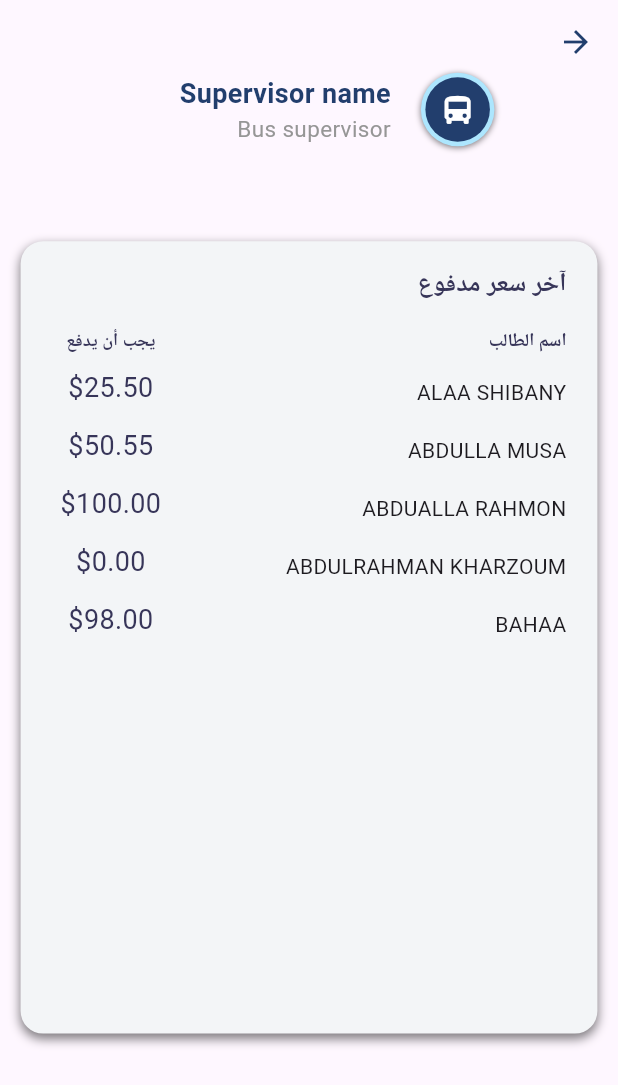
After one commit to abdulrahman-kharzoum/eduCloud_mobile, a Flutter app: the InstallmentsScreen screen opened by its route, in the side drawer, after a tap on the "directions bus" icon, on a phone screen of 412 x 824 dp. The commit adds this screen. Shown: the top 1085 px of the screen. Run offline on Flutter 3.47's test engine with Material 2 defaults, Android fonts, the phone set to English and light mode, and no system bars; our stand-ins replace animated_text_kit, awesome_notifications, awesome_snackbar_content, dio, easy_localization, fl_chart and 7 more; missing offline and left inert: pusher_channels_flutter, space_fixer; accounts and stored records are empty; network calls fail; Roboto replaces fonts that are missing (Euclid Circular A, Poppins); project files that could hold a hidden picture were left out.

Commit message:
Supervisor Payment Screen

```diff
--- a/assets/translations/ar.json
+++ b/assets/translations/ar.json
@@ -52,6 +52,9 @@
     "general":"عام",
     "ExamsMarks":"علامات الامتحانات",
     "QuizzesMarks":"علامات الاختبارات",
-    "TeacherNotes":"ملاحظات المعلم"
+    "TeacherNotes":"ملاحظات المعلم",
+    "lastPriceYouPaid":"آخر سعر مدفوع",
+    "StudentName":"اسم الطالب",
+    "haveToPay":"يجب أن يدفع"
 
 }
--- a/assets/translations/en.json
+++ b/assets/translations/en.json
@@ -56,6 +56,9 @@
     "general":"General",
     "ExamsMarks":"Exams Marks",
     "QuizzesMarks":"Quizzes Marks",
-    "TeacherNotes":"Teacher Notes"
+    "TeacherNotes":"Teacher Notes",
+    "lastPriceYouPaid":"LAST PRICE YOU PAID",
+    "StudentName":"STUDENT NAME",
+    "haveToPay":"HAVE TO PAY"
 
 }
--- a/lib/routing/app_router.dart
+++ b/lib/routing/app_router.dart
@@ -13,6 +13,7 @@ import '../screens/error_screen.dart';
 import '../screens/marks_screen.dart';
 import '../screens/onboarding_screen.dart';
 import '../screens/profile_screen.dart';
+import '../screens/supervisor/last price you paid.dart';
 
 class AppRouter {
   static String get profileScreen => '/profile-screen';
@@ -29,6 +30,7 @@ class AppRouter {
   static String get settingsScreen => '/settings-screen';
   static String get installmentsScreen => '/installments-screen';
   static String get splashScreen => '/splash-screen';
+  static String get pricePaidScreen => '/PricePaid-screen';
 
   Route<dynamic> generateRoute(RouteSettings settings) {
     try {
@@ -47,6 +49,8 @@ class AppRouter {
   });
 
   Map<String, MaterialPageRoute Function(RouteSettings)> routesMap = {
+    pricePaidScreen: (s) =>
+        MaterialPageRoute(builder: (_) => PricePaid(), settings: s),
     locationScreen: (s) =>
         MaterialPageRoute(builder: (_) => OrderTrackingPage(), settings: s),
     suggestionScreen: (s) =>
--- a/lib/screens/home_screen.dart
+++ b/lib/screens/home_screen.dart
@@ -5,6 +5,7 @@ import 'package:educloud_mobile/screens/suggestions_screen.dart';
 import 'package:educloud_mobile/styles/app_colors.dart';
 import 'package:educloud_mobile/styles/app_text_styles.dart';
 import 'package:educloud_mobile/widgets/app_drawer.dart';
+import 'package:flutter/cupertino.dart';
 import 'package:flutter/material.dart';
 import 'package:flutter_svg/flutter_svg.dart';
 import 'package:easy_localization/easy_localization.dart';
@@ -75,6 +76,13 @@ class HomeScreen extends StatelessWidget {
                           : EdgeInsets.only(
                               top: screenHight / 17, right: screenWidth / 5),
                       child: headProfileWidget(
+                        icon: Icon(
+                          CupertinoIcons.person,
+                          size: 25,
+                        ),
+                        circleColor: AppColors.secondaryColor,
+                        studentName: 'Alaa shibany',
+                        gradeNumber: 'Grade 9',
                         screenHight: screenHight,
                         screenWidth: screenWidth,
                         nameColor: AppColors.mainColor,
--- a/lib/screens/installments_screen.dart
+++ b/lib/screens/installments_screen.dart
@@ -1,5 +1,6 @@
 import 'package:easy_localization/easy_localization.dart';
 import 'package:educloud_mobile/translations/locale_keys.g.dart';
+import 'package:flutter/cupertino.dart';
 import 'package:flutter/material.dart';
 
 import '../common_widgets/BackgroundPaint.dart';
@@ -105,6 +106,13 @@ class _InstallmentsScreenState extends State<InstallmentsScreen>
                   : EdgeInsets.only(
                       top: screenHight / 25, right: screenWidth / 5),
               child: headProfileWidget(
+                icon: Icon(
+                  CupertinoIcons.person,
+                  size: 25,
+                ),
+                circleColor: AppColors.secondaryColor,
+                studentName: 'Alaa shibany',
+                gradeNumber: 'Grade 9',
                 screenHight: screenHight,
                 screenWidth: screenWidth,
                 nameColor: AppColors.mainColor,
--- a/lib/screens/mark1_screen.dart
+++ b/lib/screens/mark1_screen.dart
@@ -7,6 +7,7 @@ import 'package:educloud_mobile/models/marksPoints.dart';
 import 'package:educloud_mobile/styles/app_text_styles.dart';
 import 'package:educloud_mobile/translations/locale_keys.g.dart';
 import 'package:educloud_mobile/widgets/markWidget.dart';
+import 'package:flutter/cupertino.dart';
 
 import 'package:flutter/material.dart';
 
@@ -98,6 +99,13 @@ class Mark1Screen extends StatelessWidget {
                       : EdgeInsets.only(
                           top: screenHight / 17, right: screenWidth / 5),
                   child: headProfileWidget(
+                    icon: Icon(
+                      CupertinoIcons.person,
+                      size: 25,
+                    ),
+                    circleColor: AppColors.secondaryColor,
+                    studentName: 'Alaa shibany',
+                    gradeNumber: 'Grade 9',
                     screenHight: screenHight,
                     screenWidth: screenWidth,
                     nameColor: AppColors.secondaryColor,
--- a/lib/screens/marks_screen.dart
+++ b/lib/screens/marks_screen.dart
@@ -1,6 +1,8 @@
 import 'package:easy_localization/easy_localization.dart';
 import 'package:educloud_mobile/routing/app_router.dart';
+import 'package:educloud_mobile/styles/app_colors.dart';
 import 'package:educloud_mobile/widgets/marks_screen_widgets/select_bar_widget.dart';
+import 'package:flutter/cupertino.dart';
 import 'package:flutter/material.dart';
 
 import '../widgets/head_profile_widget.dart';
@@ -114,6 +116,13 @@ class _MarksScreenState extends State<MarksScreen> {
               : EdgeInsets.only(
                   right: screenWidth / 100, top: screenHight / 100),
           child: headProfileWidget(
+              icon: Icon(
+                CupertinoIcons.person,
+                size: 25,
+              ),
+              circleColor: AppColors.secondaryColor,
+              studentName: 'Alaa shibany',
+              gradeNumber: 'Grade 9',
               screenHight: screenHight,
               screenWidth: screenWidth,
               nameColor: Colors.white),
--- a/lib/screens/suggestions_screen.dart
+++ b/lib/screens/suggestions_screen.dart
@@ -6,6 +6,7 @@ import 'package:educloud_mobile/sever/apis.dart';
 import 'package:educloud_mobile/styles/app_colors.dart';
 import 'package:educloud_mobile/translations/locale_keys.g.dart';
 import 'package:educloud_mobile/widgets/head_profile_widget.dart';
+import 'package:flutter/cupertino.dart';
 import 'package:flutter/scheduler.dart';
 import 'package:provider/provider.dart';
 import 'package:pusher_channels_flutter/pusher_channels_flutter.dart';
@@ -245,6 +246,13 @@ class _SuggestionScreenState extends State<SuggestionScreen> {
               : EdgeInsets.only(
                   right: screenWidth / 100, bottom: screenHight / 100),
           child: headProfileWidget(
+              icon: Icon(
+                CupertinoIcons.person,
+                size: 25,
+              ),
+              circleColor: AppColors.secondaryColor,
+              studentName: 'Alaa shibany',
+              gradeNumber: 'Grade 9',
               screenHight: screenHight,
               screenWidth: screenWidth,
               nameColor: Colors.white),
--- /dev/null
+++ b/lib/screens/supervisor/last price you paid.dart
@@ -0,0 +1,83 @@
+import 'package:easy_localization/easy_localization.dart';
+import 'package:educloud_mobile/styles/app_colors.dart';
+
+import 'package:flutter/cupertino.dart';
+import 'package:flutter/material.dart';
+
+import '../../widgets/head_profile_widget.dart';
+import '../../widgets/supervisor_widgets/payment_table.dart';
+
+class PricePaid extends StatelessWidget {
+  const PricePaid({super.key});
+
+  @override
+  Widget build(BuildContext context) {
+    final screenHight = MediaQuery.of(context).size.height;
+    final screenWidth = MediaQuery.of(context).size.width;
+    Map<String, dynamic> data = {
+      'info': [
+        {
+          'name': 'ALAA SHIBANY',
+          'haveToPay': 25.5,
+        },
+        {
+          'name': 'ABDULLA MUSA',
+          'haveToPay': 50.55,
+        },
+        {
+          'name': 'ABDUALLA RAHMON',
+          'haveToPay': 100.00,
+        },
+        {
+          'name': 'ABDULRAHMAN KHARZOUM',
+          'haveToPay': 0.00,
+        },
+        {
+          'name': 'BAHAA',
+          'haveToPay': 98,
+        },
+      ],
+    };
+    final Size mediaQuery = Size(screenWidth, screenHight / 1.3);
+    return Scaffold(
+      extendBodyBehindAppBar: true,
+      appBar: AppBar(
+        leading: IconButton(
+          icon: Icon(Icons.arrow_back, color: AppColors.mainColor),
+          onPressed: () => Navigator.of(context).pop(),
+          color: AppColors.mainColor,
+        ),
+        backgroundColor: Colors.transparent,
+        elevation: 0,
+        actions: [],
+      ),
+      body: Column(
+        children: [
+          Container(
+            margin: context.locale.toString() == 'en'
+                ? EdgeInsets.only(top: screenHight / 17, left: screenWidth / 5)
+                : EdgeInsets.only(
+                    top: screenHight / 17, right: screenWidth / 5),
+            child: headProfileWidget(
+              icon: Icon(
+                CupertinoIcons.bus,
+                color: AppColors.secondaryColor,
+                size: 25,
+              ),
+              circleColor: AppColors.mainColor,
+              studentName: 'Supervisor name',
+              gradeNumber: 'Bus supervisor ',
+              screenHight: screenHight,
+              screenWidth: screenWidth,
+              nameColor: AppColors.mainColor,
+            ),
+          ),
+          PaymentTable(
+            data: data,
+            mediaQuery: mediaQuery,
+          ),
+        ],
+      ),
+    );
+  }
+}
--- a/lib/styles/app_colors.dart
+++ b/lib/styles/app_colors.dart
@@ -12,6 +12,7 @@ class AppColors {
   static Color ProfileColor = Color.fromRGBO(34, 62, 109, 1);
   static Color blueNormal = const Color.fromRGBO(20, 122, 214, 1);
   static Color InfoCardColor = Colors.white54;
+  static Color greyColor = const Color.fromRGBO(243, 245, 247, 1);
   static List<Color> gradientColors = [
     const Color.fromRGBO(59, 103, 176, 1),
     Color.fromRGBO(164, 188, 228, 1),
--- a/lib/widgets/advertisemen_container_widget.dart
+++ b/lib/widgets/advertisemen_container_widget.dart
@@ -74,7 +74,8 @@ class _FadeImageAnimationState extends State<FadeImageAnimation>
       duration: const Duration(seconds: 2),
       vsync: this,
     );
-
+    print(
+        "init state----------------------------------------------------------------");
     _fadeInAnimation = Tween<double>(begin: 0, end: 1).animate(
       CurvedAnimation(
         parent: _controller,
@@ -105,6 +106,8 @@ class _FadeImageAnimationState extends State<FadeImageAnimation>
   @override
   void dispose() {
     _controller.dispose();
+    print(
+        "dispose---------------------------------------------------------------");
     super.dispose();
   }
 
--- a/lib/widgets/app_drawer.dart
+++ b/lib/widgets/app_drawer.dart
@@ -4,6 +4,7 @@ import 'package:easy_localization/easy_localization.dart';
 import 'package:educloud_mobile/constants/sharedPreferences.dart';
 import 'package:educloud_mobile/styles/app_colors.dart';
 import 'package:educloud_mobile/widgets/head_profile_widget.dart';
+import 'package:flutter/cupertino.dart';
 import 'package:flutter/material.dart';
 
 import 'package:shared_preferences/shared_preferences.dart';
@@ -101,12 +102,16 @@ class _appDrawerState extends State<appDrawer> {
           SizedBox(
             height: mediaQuery.height / 40,
           ),
-          const circleIconWidget(
-            color: Color.fromRGBO(162, 179, 84, 1),
-            widget: Icon(
-              Icons.directions_bus_rounded,
-              color: Colors.white,
-              size: 25,
+          GestureDetector(
+            onTap: () =>
+                Navigator.of(context).pushNamed(AppRouter.pricePaidScreen),
+            child: const circleIconWidget(
+              color: Color.fromRGBO(162, 179, 84, 1),
+              widget: Icon(
+                Icons.directions_bus_rounded,
+                color: Colors.white,
+                size: 25,
+              ),
             ),
           ),
           SizedBox(
@@ -187,6 +192,13 @@ class _appDrawerState extends State<appDrawer> {
             height: mediaQuery.height / 20,
           ),
           headProfileWidget(
+            icon: Icon(
+              CupertinoIcons.person,
+              size: 25,
+            ),
+            circleColor: AppColors.secondaryColor,
+            studentName: 'Alaa shibany',
+            gradeNumber: 'Grade 9',
             screenHight: mediaQuery.width,
             screenWidth: mediaQuery.height,
             nameColor: Colors.white,
--- a/lib/widgets/head_profile_widget.dart
+++ b/lib/widgets/head_profile_widget.dart
@@ -11,12 +11,21 @@ class headProfileWidget extends StatelessWidget {
     super.key,
     required this.screenHight,
     required this.screenWidth,
+    required this.studentName,
+    required this.gradeNumber,
+    required this.icon,
     required this.nameColor,
+    required this.circleColor,
   });
 
   final double screenHight;
   final double screenWidth;
+  final String studentName;
+  final Icon icon;
+  final String gradeNumber;
+
   final Color nameColor;
+  final Color circleColor;
 
   @override
   Widget build(BuildContext context) {
@@ -52,15 +61,12 @@ class headProfileWidget extends StatelessWidget {
             child: Container(
               //second layer white
               padding: const EdgeInsets.all(9),
-              decoration: const BoxDecoration(
+              decoration: BoxDecoration(
                 shape: BoxShape.circle,
-                color: Colors.white,
+                color: circleColor,
               ),
               child: Center(
-                child: Icon(
-                  CupertinoIcons.person,
-                  size: 25,
-                ),
+                child: icon,
               ),
             ),
           ),
@@ -74,7 +80,7 @@ class headProfileWidget extends StatelessWidget {
           crossAxisAlignment: CrossAxisAlignment.start,
           children: <Widget>[
             Text(
-              'Alaa shibany',
+              studentName,
               style: TextStyle(
                   color: nameColor,
                   fontSize: 18,
@@ -82,7 +88,7 @@ class headProfileWidget extends StatelessWidget {
                   fontFamily: 'Euclid Circular A'),
             ),
             Text(
-              'Grade 9',
+              gradeNumber,
               style: AppTextStyles.profile2,
             ),
           ],
--- a/lib/widgets/installments_tab_widget.dart
+++ b/lib/widgets/installments_tab_widget.dart
@@ -165,32 +165,32 @@ class installmentsTab extends StatelessWidget {
                 children: [
                   TableRow(
                     children: [
-                      Padding(
+                      TableCell(
+                        verticalAlignment: TableCellVerticalAlignment.middle,
+                        child: Padding(
                           padding: EdgeInsets.symmetric(
                               vertical: mediaQuery.height / 80),
-                        child: TableCell(
-                          verticalAlignment: TableCellVerticalAlignment.middle,
                           child: Text(
                             LocaleKeys.receiptnumbers.tr(),
                           ),
                         ),
                       ),
-                      Padding(
+                      TableCell(
+                        verticalAlignment: TableCellVerticalAlignment.middle,
+                        child: Padding(
                           padding: EdgeInsets.symmetric(
                               vertical: mediaQuery.height / 80),
-                        child: TableCell(
-                          verticalAlignment: TableCellVerticalAlignment.middle,
                           child: Text(
                             LocaleKeys.date.tr(),
                             textAlign: TextAlign.center,
                           ),
                         ),
                       ),
-                      Padding(
+                      TableCell(
+                        verticalAlignment: TableCellVerticalAlignment.middle,
+                        child: Padding(
                           padding: EdgeInsets.symmetric(
                               vertical: mediaQuery.height / 80),
-                        child: TableCell(
-                          verticalAlignment: TableCellVerticalAlignment.middle,
                           child: Text(
                             LocaleKeys.price.tr(),
                             textAlign: TextAlign.center,
@@ -202,27 +202,27 @@ class installmentsTab extends StatelessWidget {
                   for (int i = 0; i < data['info'].length; i++)
                     TableRow(
                       children: [
-                        Padding(
-                          padding:
-                              EdgeInsets.only(bottom: mediaQuery.height / 100),
-                          child: TableCell(
+                        TableCell(
+                          child: Padding(
+                            padding: EdgeInsets.only(
+                                bottom: mediaQuery.height / 100),
                             child: Text(data['info'][i]['receipt'].toString()),
                           ),
                         ),
-                        Padding(
-                          padding:
-                              EdgeInsets.only(bottom: mediaQuery.height / 100),
-                          child: TableCell(
+                        TableCell(
+                          child: Padding(
+                            padding: EdgeInsets.only(
+                                bottom: mediaQuery.height / 100),
                             child: Text(
                               data['info'][i]['date'].toString(),
                               textAlign: TextAlign.center,
                             ),
                           ),
                         ),
-                        Padding(
-                          padding:
-                              EdgeInsets.only(bottom: mediaQuery.height / 100),
-                          child: TableCell(
+                        TableCell(
+                          child: Padding(
+                            padding: EdgeInsets.only(
+                                bottom: mediaQuery.height / 100),
                             child: Text(
                               data['info'][i]['price'].toString(),
                               textAlign: TextAlign.center,
--- /dev/null
+++ b/lib/widgets/supervisor_widgets/payment_table.dart
@@ -0,0 +1,116 @@
+import 'package:easy_localization/easy_localization.dart';
+import 'package:educloud_mobile/styles/app_colors.dart';
+import 'package:educloud_mobile/translations/locale_keys.g.dart';
+import 'package:flutter/material.dart';
+
+import '../../styles/app_text_styles.dart';
+
+class PaymentTable extends StatelessWidget {
+  const PaymentTable({required this.mediaQuery, required this.data, super.key});
+  final Size mediaQuery;
+
+  final Map<String, dynamic> data;
+
+  @override
+  Widget build(BuildContext context) {
+    return Container(
+      padding: EdgeInsets.symmetric(
+          horizontal: mediaQuery.width / 20, vertical: mediaQuery.height / 40),
+      margin: EdgeInsets.only(
+          top: mediaQuery.height / 10,
+          left: mediaQuery.width / 30,
+          right: mediaQuery.width / 30),
+      width: double.infinity,
+      height: mediaQuery.height / 1.2,
+      decoration: BoxDecoration(
+        color: AppColors.greyColor,
+        borderRadius: BorderRadius.circular(15),
+        boxShadow: [
+          BoxShadow(
+            color: const Color.fromARGB(255, 0, 0, 0).withOpacity(0.5),
+            spreadRadius: 0.01,
+            blurRadius: 5,
+            offset: const Offset(0, 3), // changes position of shadow
+          ),
+        ],
+      ),
+      child: ListView(
+        padding: EdgeInsets.zero,
+        children: [
+          Row(
+            mainAxisAlignment: MainAxisAlignment.spaceBetween,
+            children: [
+              Text(
+                LocaleKeys.lastPriceYouPaid.tr(),
+                style: AppTextStyles.poppinsTitle1,
+              ),
+            ],
+          ),
+          SizedBox(
+            height: mediaQuery.height / 80,
+          ),
+          Table(
+            defaultVerticalAlignment: TableCellVerticalAlignment.bottom,
+            columnWidths: const {
+              0: FlexColumnWidth(20),
+              1: FlexColumnWidth(6),
+            },
+            children: [
+              TableRow(
+                children: [
+                  TableCell(
+                    verticalAlignment: TableCellVerticalAlignment.middle,
+                    child: Padding(
+                      padding: EdgeInsets.symmetric(
+                          vertical: mediaQuery.height / 70),
+                      child: Text(
+                        LocaleKeys.StudentName.tr(),
+                        style: AppTextStyles.miniTitle,
+                      ),
+                    ),
+                  ),
+                  TableCell(
+                    verticalAlignment: TableCellVerticalAlignment.middle,
+                    child: Padding(
+                      padding: EdgeInsets.symmetric(
+                          vertical: mediaQuery.height / 70),
+                      child: Text(
+                        LocaleKeys.haveToPay.tr(),
+                        style: AppTextStyles.miniTitle,
+                        textAlign: TextAlign.center,
+                      ),
+                    ),
+                  ),
+                ],
+              ),
+              for (int i = 0; i < data['info'].length; i++)
+                TableRow(
+                  children: [
+                    TableCell(
+                      child: Padding(
+                        padding:
+                            EdgeInsets.only(bottom: mediaQuery.height / 50),
+                        child: Text(data['info'][i]['name'].toString()),
+                      ),
+                    ),
+                    TableCell(
+                      child: Padding(
+                        padding:
+                            EdgeInsets.only(bottom: mediaQuery.height / 50),
+                        child: Text(
+                          '\$${data['info'][i]['haveToPay'].toStringAsFixed(2)}',
+                          style: AppTextStyles.textTitleStyle.copyWith(
+                              fontSize: 18, fontWeight: FontWeight.normal),
+                          textAlign: TextAlign.center,
+                        ),
+                      ),
+                    ),
+                  ],
+                ),
+            ],
+          ),
+        ],
+      ),
+    );
+  }
+}
```
Also changed, not shown: lib/translations/codegen_loader.g.dart, lib/translations/locale_keys.g.dart. Lines whose indentation alone changed are shown as unchanged.
